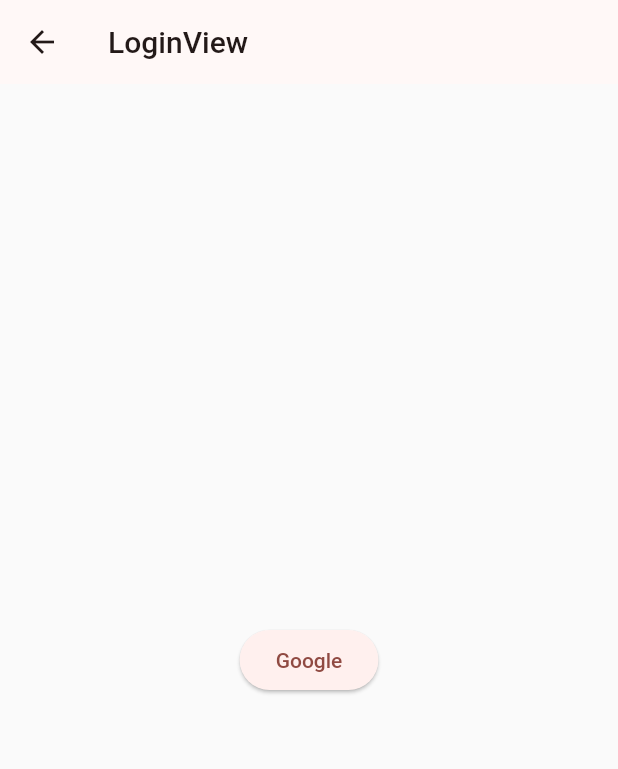
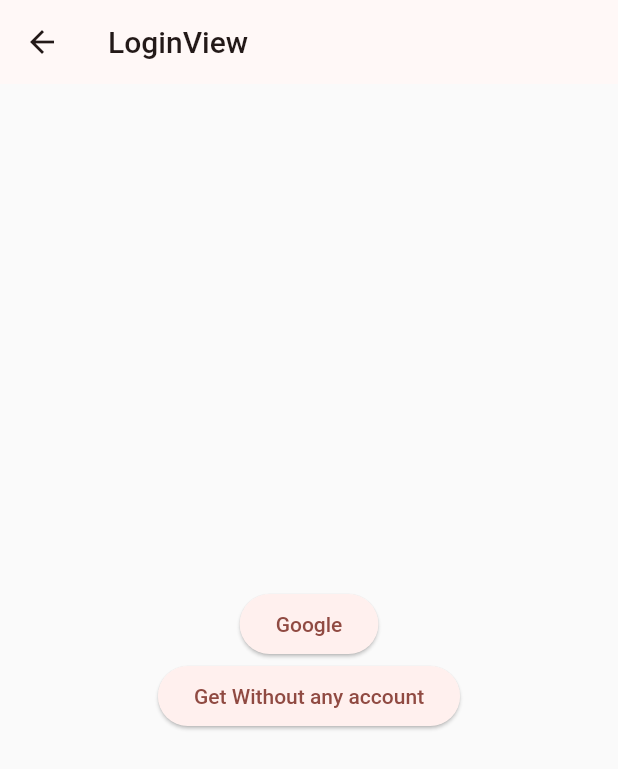
Before and after one commit to Eldar2021/diplom_work, a Flutter app: the LoginView screen opened directly, on a phone screen of 412 x 824 dp. Shown: the top 769 px of the screen. Run offline on Flutter 3.47's test engine with Material 2 defaults, Android fonts, the phone set to English and light mode, and no system bars; our stand-ins replace equatable, firebase_auth, firebase_core, flutter_bloc, flutter_svg, google_sign_in and 1 more; missing offline and left inert: markdown_widget; accounts and stored records are empty; generated files the repository leaves out were written again; statements that could not run were skipped.

Commit message:
Get Without any account

```diff
--- a/lib/modules/auth/view/login_view.dart
+++ b/lib/modules/auth/view/login_view.dart
@@ -27,7 +27,13 @@ class LoginView extends StatelessWidget {
               ElevatedButton(
                 onPressed: context.read<AuthCubit>().signInWithGoogle,
                 child: const Text('Google'),
-              )
+              ),
+              ElevatedButton(
+                onPressed: () {
+                  Navigator.pushNamedAndRemoveUntil<void>(context, AppRouter.mainHome, (route) => false);
+                },
+                child: const Text('Get Without any account'),
+              ),
             ],
           ),
         ),
```
